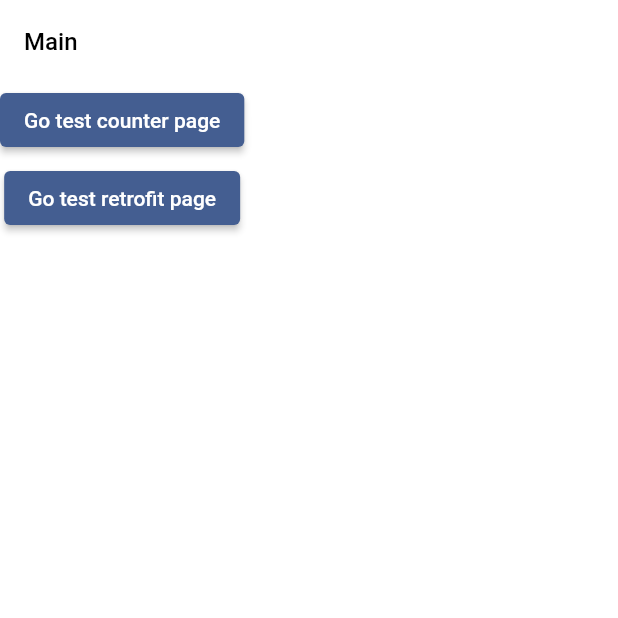
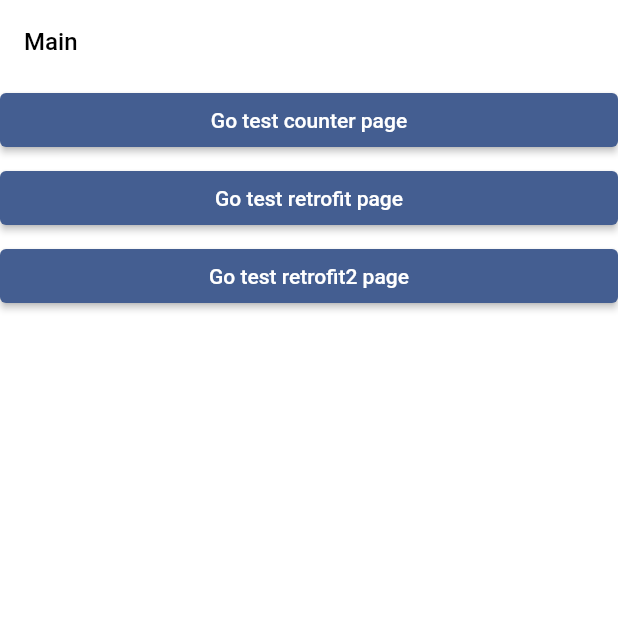
Before and after one commit to kwon0koang/test_flutter, a Flutter app: the screen it shows after launch, on a phone screen of 412 x 824 dp, the top half of it. Run offline on Flutter 3.47's test engine with Material 2 defaults, Android fonts, the phone set to English and light mode, and no system bars; our stand-ins replace auto_route, dio, freezed_annotation, hooks_riverpod, logger, retrofit and 1 more; missing offline and left inert: dart:html; generated files the repository leaves out were written again.

Commit message:
[kyk] gaps.dart 추가 / test retrofit

```diff
--- a/lib/app_router.dart
+++ b/lib/app_router.dart
@@ -10,5 +10,6 @@ class AppRouter extends $AppRouter {
     AutoRoute(path: '/', page: MainRoute.page),
     AutoRoute(page: TestCounterRoute.page),
     AutoRoute(page: TestRetrofitRoute.page),
+    AutoRoute(page: TestRetrofit2Route.page),
   ];
 }
--- a/lib/src/pages/main/main_page.dart
+++ b/lib/src/pages/main/main_page.dart
@@ -3,6 +3,7 @@ import 'package:auto_route/auto_route.dart';
 import 'package:flutter/material.dart';
 import 'package:test_flutter/app_router.dart';
 import 'package:test_flutter/src/common/default_layout.dart';
+import 'package:test_flutter/src/const/gaps.dart';
 
 @RoutePage()
 class MainPage extends StatelessWidget {
@@ -15,6 +16,7 @@ class MainPage extends StatelessWidget {
     return DefaultLayout(
       title: 'Main',
       child: Column(
+        crossAxisAlignment: CrossAxisAlignment.stretch,
         children: [
           ElevatedButton(
             onPressed: () {
@@ -22,15 +24,20 @@ class MainPage extends StatelessWidget {
             },
             child: const Text("Go test counter page"),
           ),
-          const SizedBox(
-            height: 4,
-          ),
+          gapH4,
           ElevatedButton(
             onPressed: () {
               appRouter.push(const TestRetrofitRoute());
             },
             child: const Text("Go test retrofit page"),
           ),
+          gapH4,
+          ElevatedButton(
+            onPressed: () {
+              appRouter.push(const TestRetrofit2Route());
+            },
+            child: const Text("Go test retrofit2 page"),
+          ),
         ],
       ),
     );
--- a/lib/src/pages/test_retrofit/test_retrofit_page.dart
+++ b/lib/src/pages/test_retrofit/test_retrofit_page.dart
@@ -22,7 +22,7 @@ class TestRetrofitPage extends HookConsumerWidget {
         child: Column(
           mainAxisAlignment: MainAxisAlignment.center,
           children: [
-            Text(
+            const Text(
               'todo',
               style: TextStyle(fontSize: 20, color: Colors.deepOrange),
             ),
@@ -33,7 +33,7 @@ class TestRetrofitPage extends HookConsumerWidget {
                       (todos) => {
                         todos.forEach(
                           (todo) {
-                            Log.d('${todo.title}');
+                            Log.d(todo.title);
                           },
                         )
                       },
--- a/lib/src/pages/test_retrofit/test_retrofit_view_model.dart
+++ b/lib/src/pages/test_retrofit/test_retrofit_view_model.dart
@@ -3,6 +3,7 @@ import 'package:hooks_riverpod/hooks_riverpod.dart';
 import 'package:riverpod_annotation/riverpod_annotation.dart';
 import 'package:test_flutter/src/common/log.dart';
 import 'package:test_flutter/src/model/todo_model.dart';
+import 'package:test_flutter/src/pages/test_retrofit2/test_retrofit2_view_model.dart';
 import 'package:test_flutter/src/service/todo_service.dart';
 
 part 'test_retrofit_view_model.g.dart';
@@ -19,7 +20,6 @@ class TestRetrofitViewModel {
   TestRetrofitViewModel(this._ref) {}
 
   Future<List<TodoModel>> getTodos() {
-    Log.d('1111111111111111');
     return todoService.getTodos();
   }
 }
```
Also changed, not shown: lib/src/const/gaps.dart (added, +11 -0 lines), lib/src/pages/test_retrofit2/test_retrofit2_page.dart (added, +46 -0 lines), lib/src/pages/test_retrofit2/test_retrofit2_view_model.dart (added, +23 -0 lines), lib/app_router.gr.dart, lib/src/pages/test_retrofit2/test_retrofit2_view_model.g.dart (added), pubspec.lock.
